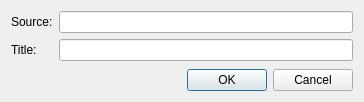
Above: ui/add_repo.ui from ngld/old-knossos before the change. Below: the same form after it.
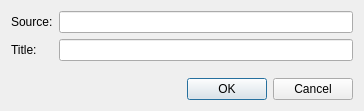
That is the form after the change.

The edit to the form file:
```diff
--- a/ui/add_repo.ui
+++ b/ui/add_repo.ui
@@ -7,7 +7,7 @@
     <x>0</x>
     <y>0</y>
     <width>364</width>
-    <height>102</height>
+    <height>111</height>
    </rect>
   </property>
   <property name="windowTitle">
```
Left out of the diff: 4 changed lines with no effect on the pictures.
